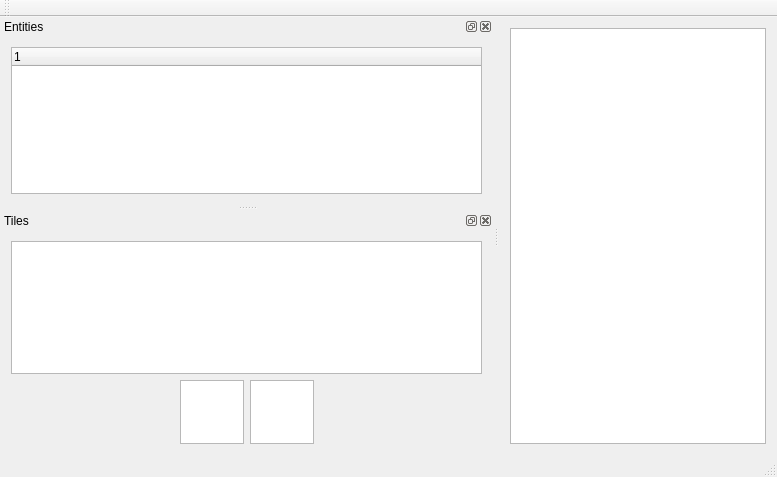
Before: the Qt Designer form mainwindow.ui in ChWick/Mencus-Map-Editor, drawn with Qt 5.
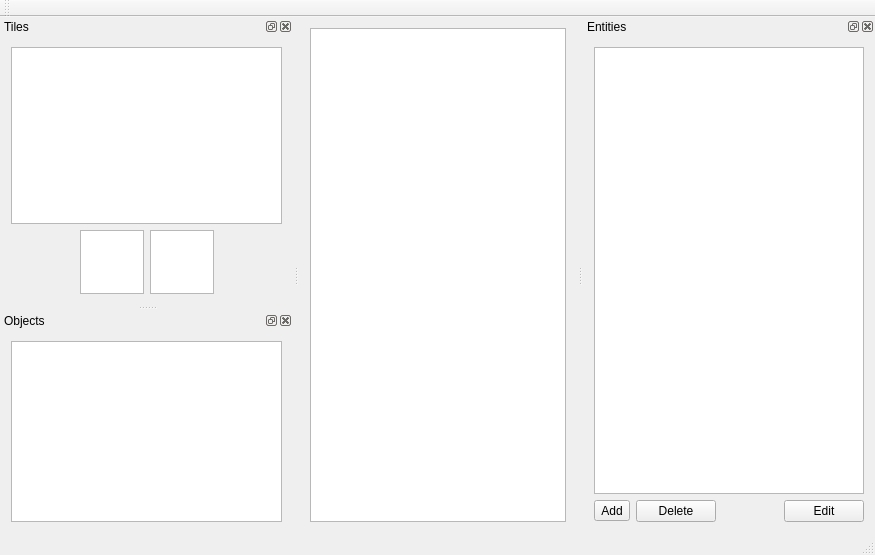
After: the same form once the commit is applied. Custom widgets are drawn as their Qt base class.

Commit message: added objects and entites widget

Patch:
```diff
--- a/mainwindow.ui
+++ b/mainwindow.ui
@@ -6,8 +6,8 @@
    <rect>
     <x>0</x>
     <y>0</y>
-    <width>777</width>
-    <height>477</height>
+    <width>875</width>
+    <height>555</height>
    </rect>
   </property>
   <property name="windowTitle">
@@ -54,18 +54,53 @@
     <string>Entities</string>
    </property>
    <attribute name="dockWidgetArea">
-    <number>1</number>
+    <number>2</number>
    </attribute>
    <widget class="QWidget" name="dockWidgetContents">
     <layout class="QVBoxLayout" name="verticalLayout">
      <item>
-      <widget class="QTreeWidget" name="nodeTreeWidget">
-       <column>
-        <property name="text">
-         <string notr="true">1</string>
-        </property>
-       </column>
-      </widget>
+      <widget class="EntitiesListWidget" name="entitiesListWidget"/>
+     </item>
+     <item>
+      <layout class="QHBoxLayout" name="entitiesToolButtonsLayout">
+       <item>
+        <widget class="QToolButton" name="toolButton">
+         <property name="text">
+          <string>Add</string>
+         </property>
+         <property name="popupMode">
+          <enum>QToolButton::DelayedPopup</enum>
+         </property>
+        </widget>
+       </item>
+       <item>
+        <widget class="QPushButton" name="pushButton_2">
+         <property name="text">
+          <string>Delete</string>
+         </property>
+        </widget>
+       </item>
+       <item>
+        <spacer name="horizontalSpacer_3">
+         <property name="orientation">
+          <enum>Qt::Horizontal</enum>
+         </property>
+         <property name="sizeHint" stdset="0">
+          <size>
+           <width>40</width>
+           <height>20</height>
+          </size>
+         </property>
+        </spacer>
+       </item>
+       <item>
+        <widget class="QPushButton" name="entitiesEditButton">
+         <property name="text">
+          <string>Edit</string>
+         </property>
+        </widget>
+       </item>
+      </layout>
      </item>
     </layout>
    </widget>
@@ -84,6 +119,9 @@
      </item>
      <item>
       <layout class="QHBoxLayout" name="tilesSelectedLayout">
+       <property name="sizeConstraint">
+        <enum>QLayout::SetMinimumSize</enum>
+       </property>
        <item>
         <spacer name="horizontalSpacer">
          <property name="orientation">
@@ -147,6 +185,25 @@
     </layout>
    </widget>
   </widget>
+  <widget class="QDockWidget" name="objectsDockWidget">
+   <property name="windowTitle">
+    <string>Objects</string>
+   </property>
+   <attribute name="dockWidgetArea">
+    <number>1</number>
+   </attribute>
+   <widget class="QWidget" name="objectDockWidgetLayout">
+    <layout class="QVBoxLayout" name="verticalLayout_3">
+     <item>
+      <widget class="ObjectsGraphicsView" name="objectsGraphicsView">
+       <property name="alignment">
+        <set>Qt::AlignLeading|Qt::AlignLeft|Qt::AlignTop</set>
+       </property>
+      </widget>
+     </item>
+    </layout>
+   </widget>
+  </widget>
  </widget>
  <layoutdefault spacing="6" margin="11"/>
  <customwidgets>
@@ -177,6 +234,21 @@
     <slot>onChangeTile(int)</slot>
    </slots>
   </customwidget>
+  <customwidget>
+   <class>EntitiesListWidget</class>
+   <extends>QListWidget</extends>
+   <header>entitieslistwidget.h</header>
+   <slots>
+    <slot>onUpdate(MapPtr)</slot>
+    <slot>onItemChanged(QListWidgetItem*)</slot>
+    <slot>onEditSelectedItem()</slot>
+   </slots>
+  </customwidget>
+  <customwidget>
+   <class>ObjectsGraphicsView</class>
+   <extends>QGraphicsView</extends>
+   <header>objectsgraphicsview.h</header>
+  </customwidget>
  </customwidgets>
  <resources/>
  <connections>
```
Left out of the diff: 54 changed lines with no effect on the pictures. The commit also changes 21 other files.
